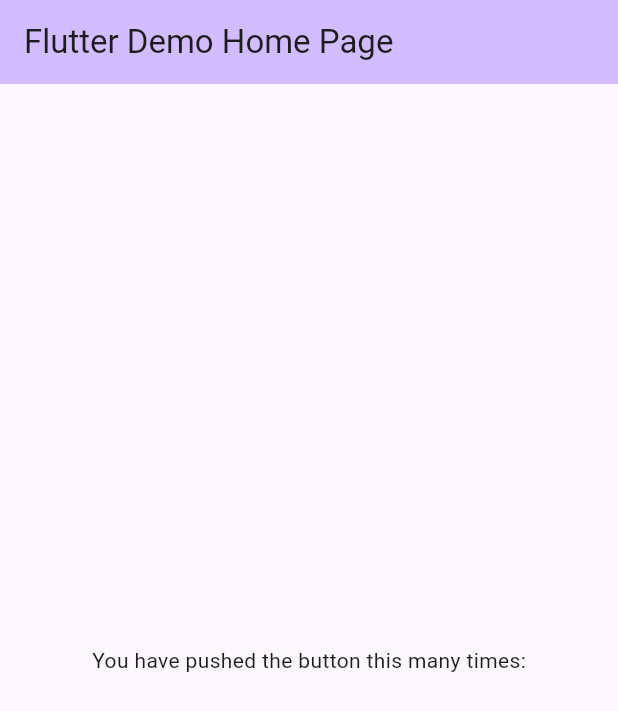
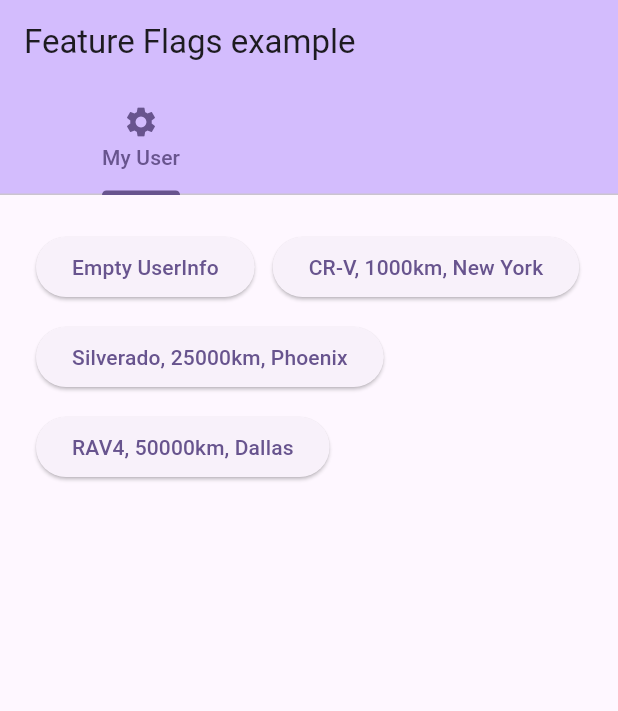
Before and after one commit to DavidGrunheidt/flutter-feature-flags-firebase-example, a Flutter app: the screen it shows after launch, on a phone screen of 412 x 824 dp. Shown: the top 711 px of the screen. Run offline on Flutter 3.47's test engine with Material 2 defaults, Android fonts, the phone set to English and light mode, and no system bars; our stand-ins replace firebase_analytics, firebase_core, firebase_remote_config, flutter_mobx, get_it, mobx; accounts and stored records are empty; generated files the repository leaves out were written again; statements that could not run were skipped.

Commit message:
v0 of example

```diff
--- /dev/null
+++ b/lib/dependency_locator.dart
@@ -0,0 +1,14 @@
+import 'package:get_it/get_it.dart';
+
+import '../repositories/remote_config_repository.dart';
+import 'repositories/analytics_repository.dart';
+
+GetIt dependencyLocator = GetIt.instance;
+
+Future<void> setupRepositoryDependencies() async {
+  dependencyLocator.registerLazySingleton<RemoteConfigRepository>(RemoteConfigRepository.new);
+  dependencyLocator.registerLazySingleton<AnalyticsRepository>(AnalyticsRepository.new);
+
+  await dependencyLocator<AnalyticsRepository>().init();
+  await dependencyLocator<RemoteConfigRepository>().init();
+}
--- /dev/null
+++ b/lib/features/home/home_view.dart
@@ -0,0 +1,61 @@
+import 'package:flutter/material.dart';
+import 'package:flutter_mobx/flutter_mobx.dart';
+
+import 'home_view_model.dart';
+import 'widgets/car_tab.dart';
+import 'widgets/city_tab.dart';
+import 'widgets/user_tab.dart';
+
+class HomeView extends StatefulWidget {
+  const HomeView({super.key});
+
+  @override
+  State<HomeView> createState() => _HomeViewState();
+}
+
+class _HomeViewState extends State<HomeView> {
+  final _viewModel = HomeViewModel();
+
+  @override
+  Widget build(BuildContext context) {
+    return Observer(
+      builder: (context) => DefaultTabController(
+        length: _viewModel.tabsLength,
+        child: Scaffold(
+          appBar: AppBar(
+            backgroundColor: Theme.of(context).colorScheme.inversePrimary,
+            title: const Text('Feature Flags example'),
+            bottom: TabBar(
+              isScrollable: true,
+              tabs: [
+                const Tab(
+                  icon: Icon(Icons.settings),
+                  child: Text('My User'),
+                ),
+                if (_viewModel.enableMyCarTab)
+                  const Tab(
+                    icon: Icon(Icons.car_rental_outlined),
+                    child: Text('My Car'),
+                  ),
+                if (_viewModel.enableMyCityTab)
+                  const Tab(
+                    icon: Icon(Icons.car_rental_outlined),
+                    child: Text('My City'),
+                  ),
+              ],
+            ),
+          ),
+          body: Center(
+            child: TabBarView(
+              children: [
+                UserTab(viewModel: _viewModel),
+                if (_viewModel.enableMyCarTab) CarTab(viewModel: _viewModel),
+                if (_viewModel.enableMyCityTab) CityTab(viewModel: _viewModel),
+              ],
+            ),
+          ),
+        ),
+      ),
+    );
+  }
+}
--- /dev/null
+++ b/lib/features/home/home_view_model.dart
@@ -0,0 +1,36 @@
+import 'package:mobx/mobx.dart';
+
+import '../../dependency_locator.dart';
+import '../../models/user_info.dart';
+import '../../repositories/analytics_repository.dart';
+import '../../repositories/remote_config_repository.dart';
+
+part 'home_view_model.g.dart';
+
+class HomeViewModel = _HomeViewModel with _$HomeViewModel;
+
+abstract class _HomeViewModel with Store {
+  final _analyticsRepository = dependencyLocator<AnalyticsRepository>();
+  final _remoteConfigRepository = dependencyLocator<RemoteConfigRepository>();
+
+  @observable
+  UserInfo userInfo = const UserInfo();
+
+  @computed
+  bool get enableMyCarTab => _remoteConfigRepository.enableMyCarTab;
+
+  @computed
+  bool get enableMyCarMileage => _remoteConfigRepository.enableMyCarMileage;
+
+  @computed
+  bool get enableMyCityTab => _remoteConfigRepository.enableMyCityTab;
+
+  @computed
+  int get tabsLength => 1 + [enableMyCarTab, enableMyCityTab].where((el) => el).length;
+
+  @action
+  Future<void> setUserProperties(UserInfo user) {
+    userInfo = user;
+    return _analyticsRepository.setUserProperties(user);
+  }
+}
--- /dev/null
+++ b/lib/features/home/widgets/user_tab.dart
@@ -0,0 +1,53 @@
+import 'package:flutter/material.dart';
+
+import '../../../models/user_info.dart';
+import '../home_view_model.dart';
+
+class UserTab extends StatelessWidget {
+  const UserTab({
+    super.key,
+    required this.viewModel,
+  });
+
+  final HomeViewModel viewModel;
+
+  @override
+  Widget build(BuildContext context) {
+    return SingleChildScrollView(
+      child: Container(
+        padding: const EdgeInsets.all(24),
+        width: double.infinity,
+        child: Wrap(
+          spacing: 12,
+          runSpacing: 12,
+          children: <Widget>[
+            ElevatedButton(
+              child: const Text('Empty UserInfo'),
+              onPressed: () => viewModel.setUserProperties(
+                const UserInfo(),
+              ),
+            ),
+            ElevatedButton(
+              child: const Text('CR-V, 1000km, New York'),
+              onPressed: () => viewModel.setUserProperties(
+                const UserInfo(carName: 'Honda CR-V', carMileage: 10000, city: 'New York'),
+              ),
+            ),
+            ElevatedButton(
+              child: const Text('Silverado, 25000km, Phoenix'),
+              onPressed: () => viewModel.setUserProperties(
+                const UserInfo(carName: 'Chevrolet Silverado', carMileage: 25000, city: 'Phoenix'),
+              ),
+            ),
+            ElevatedButton(
+              child: const Text('RAV4, 50000km, Dallas'),
+              onPressed: () => viewModel.setUserProperties(
+                const UserInfo(carName: 'Toyota RAV4', carMileage: 50000, city: 'Dallas'),
+              ),
+            ),
+          ],
+        ),
+      ),
+    );
+  }
+}
--- /dev/null
+++ b/lib/helpers/feature_flag_keys.dart
@@ -0,0 +1,4 @@
+// Feature flags
+const kEnableMyCarTabKey = 'enable_my_car_tab';
+const kEnableMyCarMileageKey = 'enable_my_car_mileage';
+const kEnableMyCityTabKey = 'enable_my_city_tab';
--- a/lib/main.dart
+++ b/lib/main.dart
@@ -1,7 +1,15 @@
+import 'package:firebase_core/firebase_core.dart';
 import 'package:flutter/material.dart';
+import 'dependency_locator.dart';
+import 'features/home/home_view.dart';
 
-void main() {
-  runApp(const MyApp());
+Future<void> main() async {
+  WidgetsFlutterBinding.ensureInitialized();
+  await Firebase.initializeApp();
+
+  await setupRepositoryDependencies();
+
+  return runApp(const MyApp());
 }
 
 class MyApp extends StatelessWidget {
@@ -15,36 +23,7 @@ class MyApp extends StatelessWidget {
         colorScheme: ColorScheme.fromSeed(seedColor: Colors.deepPurple),
         useMaterial3: true,
       ),
-      home: const MyHomePage(title: 'Flutter Demo Home Page'),
+      home: const HomeView(),
     );
   }
 }
-
-class MyHomePage extends StatefulWidget {
-  const MyHomePage({super.key, required this.title});
-
-  final String title;
-
-  @override
-  State<MyHomePage> createState() => _MyHomePageState();
-}
-
-class _MyHomePageState extends State<MyHomePage> {
-  @override
-  Widget build(BuildContext context) {
-    return Scaffold(
-      appBar: AppBar(
-        backgroundColor: Theme.of(context).colorScheme.inversePrimary,
-        title: Text(widget.title),
-      ),
-      body: const Center(
-        child: Column(
-          mainAxisAlignment: MainAxisAlignment.center,
-          children: <Widget>[
-            Text('You have pushed the button this many times:'),
-          ],
-        ),
-      ),
-    );
-  }
-}
--- /dev/null
+++ b/lib/models/user_info.dart
@@ -0,0 +1,22 @@
+import 'package:json_annotation/json_annotation.dart';
+
+part 'user_info.g.dart';
+
+@JsonSerializable()
+class UserInfo {
+  const UserInfo({
+    this.email,
+    this.carName,
+    this.carMileage,
+    this.city,
+  });
+
+  final String? email;
+  final String? carName;
+  final double? carMileage;
+  final String? city;
+
+  factory UserInfo.fromJson(Map<String, dynamic> json) => _$UserInfoFromJson(json);
+
+  Map<String, dynamic> toJson() => _$UserInfoToJson(this);
+}
--- /dev/null
+++ b/lib/repositories/analytics_repository.dart
@@ -0,0 +1,23 @@
+import 'package:firebase_analytics/firebase_analytics.dart';
+import 'package:flutter/foundation.dart';
+
+import '../dependency_locator.dart';
+import '../models/user_info.dart';
+import 'remote_config_repository.dart';
+
+class AnalyticsRepository {
+  static final analytics = FirebaseAnalytics.instance;
+
+  final _remoteConfigRepository = dependencyLocator<RemoteConfigRepository>();
+
+  Future<void> init() => analytics.setAnalyticsCollectionEnabled(kReleaseMode);
+
+  Future<void> setUserProperties(UserInfo user) async {
+    if (kDebugMode) print('[AnalyticsRepository] - setUserProperties ${user.toJson()}');
+    for (final userProperty in user.toJson().entries) {
+      await analytics.setUserProperty(name: userProperty.key, value: userProperty.value.toString());
+    }
+
+    return _remoteConfigRepository.fetchAndUpdate();
+  }
+}
```
Also changed, not shown: analysis_options.yaml (+46 -17 lines), build.yaml (added, +7 -0 lines), lib/features/home/widgets/car_tab.dart (added, +31 -0 lines), lib/features/home/widgets/city_tab.dart (added, +29 -0 lines), lib/repositories/remote_config_repository.dart (added, +58 -0 lines), pubspec.yaml (+7 -3 lines), lib/firebase_options.dart (added), pubspec.lock, 6 other files.
